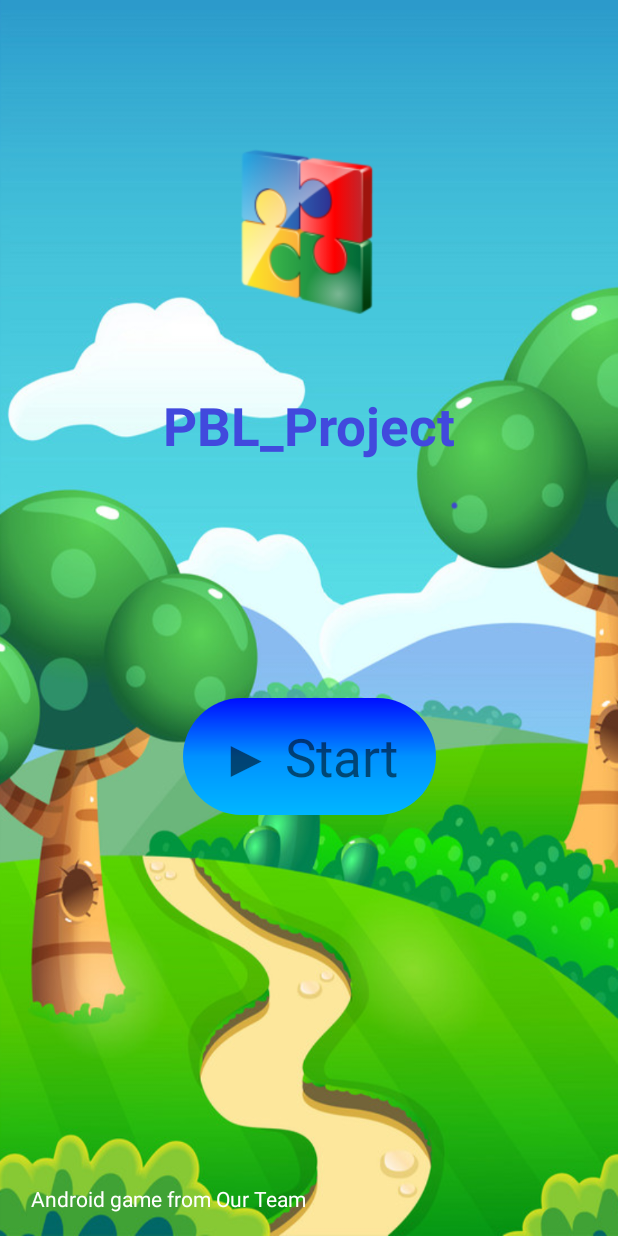
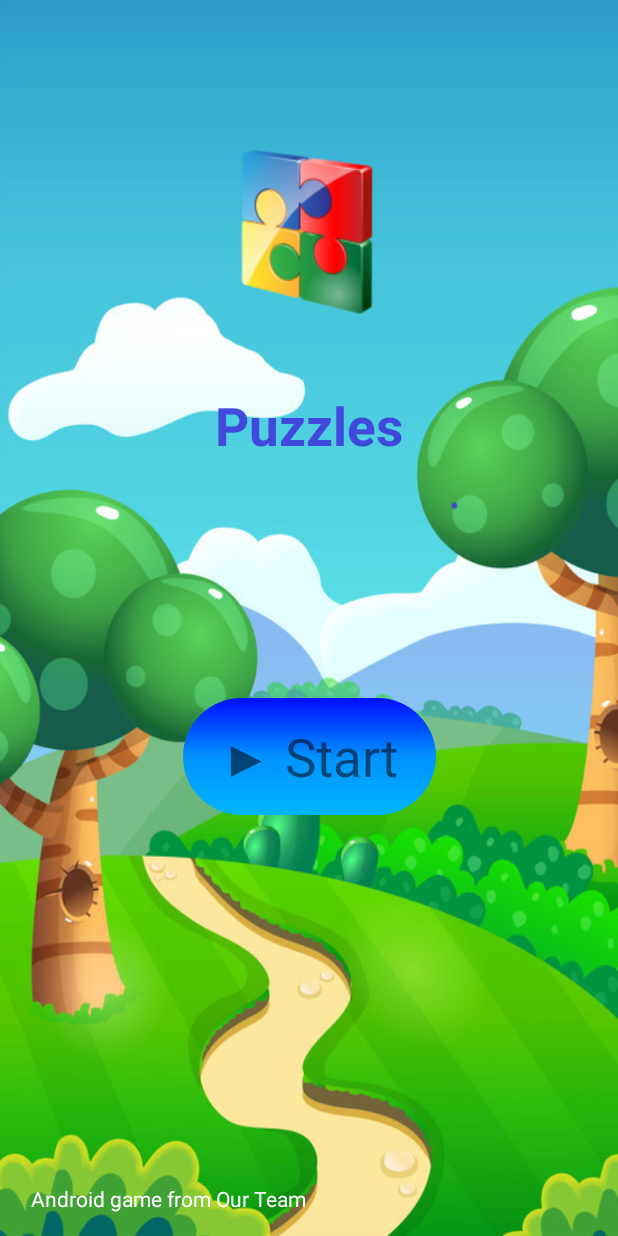
Before and after one commit to tsk0211/PuzzleGameApp, an Android app: the Home screen opened directly, with no data from a screen before it, on a phone screen of 412 x 824 dp. Run offline under Robolectric (Android 15) with nearby library versions, the phone set to English and light mode, and no system bars.

Commit message:
Update strings.xml

```diff
--- a/app/src/main/res/values/strings.xml
+++ b/app/src/main/res/values/strings.xml
@@ -1,5 +1,5 @@
 <resources>
-    <string name="app_name">PBL_Project</string>
+    <string name="app_name">Puzzles</string>
     <string name="description">TODO</string>
 
     <string name="start">▶ Start</string>
```
